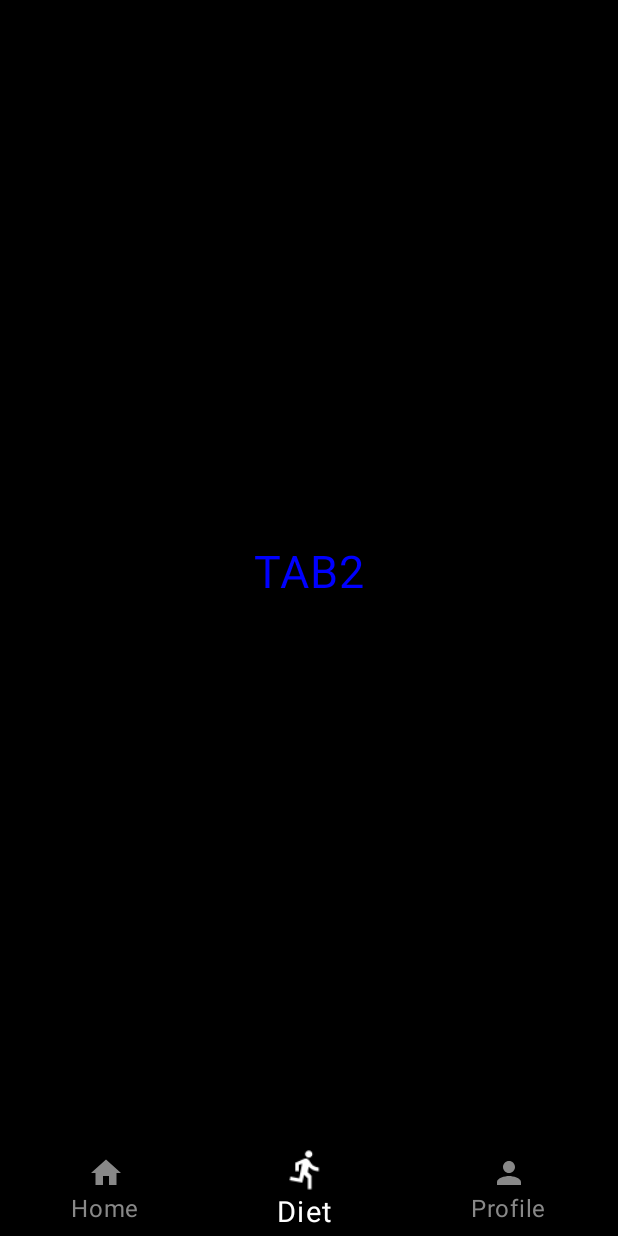
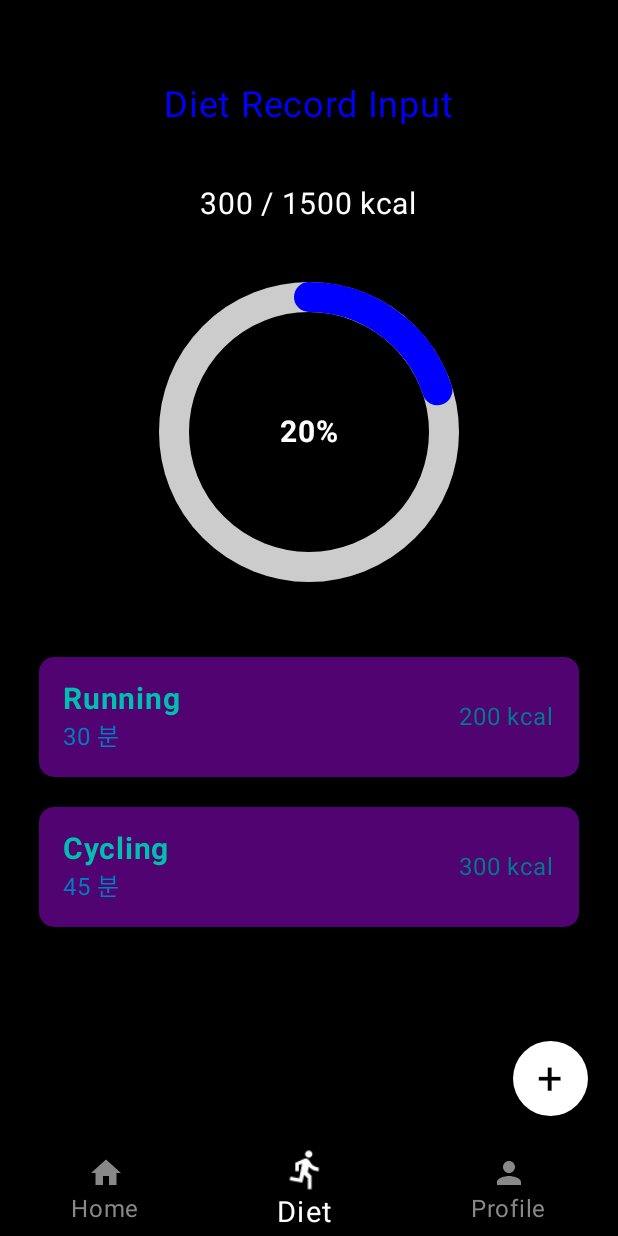
Before and after one commit to YU-HASUNG/MyDietApp, an Android app built with Jetpack Compose: the screen it shows after launch once a user with an empty profile is signed in (MainActivity), after a tap on "Diet", on a phone screen of 412 x 824 dp. Run offline under Robolectric (Android 15) with nearby library versions, the phone set to English and light mode, and no system bars; our stand-ins replace Firebase (no records; nobody signed in at launch, a user with empty details on screens opened directly).

Commit message:
[250209] 운동기록 UI 개발

```diff
--- /dev/null
+++ b/app/src/main/java/leopardcat/studio/mydietapp/model/Exercise.kt
@@ -0,0 +1,7 @@
+package leopardcat.studio.mydietapp.model
+
+data class Exercise(
+    val name: String,
+    val duration: Int,
+    val calorie : Int
+)
--- a/app/src/main/java/leopardcat/studio/mydietapp/ui/common/ScreenNav.kt
+++ b/app/src/main/java/leopardcat/studio/mydietapp/ui/common/ScreenNav.kt
@@ -14,3 +14,9 @@ enum class Screen {
     ProfileInfo,
     ProfileEdit
 }
+
+// 다이어트 기록 스크린들
+enum class DietRecordScreens {
+    DietRecordInfo,
+    DietRecordAdd
+}
--- /dev/null
+++ b/app/src/main/java/leopardcat/studio/mydietapp/ui/components/AnimatioinComponents.kt
@@ -0,0 +1,32 @@
+package leopardcat.studio.mydietapp.ui.components
+
+import androidx.compose.animation.core.Animatable
+import androidx.compose.animation.core.tween
+import androidx.compose.material3.Text
+import androidx.compose.runtime.Composable
+import androidx.compose.runtime.LaunchedEffect
+import androidx.compose.runtime.remember
+import androidx.compose.ui.Modifier
+import androidx.compose.ui.draw.alpha
+import androidx.compose.ui.graphics.Color
+import androidx.compose.ui.unit.TextUnit
+
+@Composable
+fun AnimatedText(text: String, color: Color, fontSize: TextUnit) {
+
+    val animatedAlpha = remember { Animatable(0f) }
+
+    LaunchedEffect(Unit) {
+        animatedAlpha.animateTo(
+            targetValue = 1f,
+            animationSpec = tween(durationMillis = 1000)
+        )
+    }
+
+    Text(
+        text = text,
+        color = color,
+        fontSize = fontSize,
+        modifier = Modifier.alpha(animatedAlpha.value)
+    )
+}
--- /dev/null
+++ b/app/src/main/java/leopardcat/studio/mydietapp/ui/dietRecode/DietRecodeListScreen.kt
@@ -0,0 +1,248 @@
+package leopardcat.studio.mydietapp.ui.dietRecode
+
+import androidx.compose.animation.core.Animatable
+import androidx.compose.animation.core.tween
+import androidx.compose.foundation.Canvas
+import androidx.compose.foundation.background
+import androidx.compose.foundation.clickable
+import androidx.compose.foundation.layout.Arrangement
+import androidx.compose.foundation.layout.Box
+import androidx.compose.foundation.layout.Column
+import androidx.compose.foundation.layout.Row
+import androidx.compose.foundation.layout.Spacer
+import androidx.compose.foundation.layout.fillMaxSize
+import androidx.compose.foundation.layout.fillMaxWidth
+import androidx.compose.foundation.layout.padding
+import androidx.compose.foundation.layout.size
+import androidx.compose.foundation.lazy.LazyColumn
+import androidx.compose.foundation.lazy.items
+import androidx.compose.foundation.shape.RoundedCornerShape
+import androidx.compose.material3.Text
+import androidx.compose.runtime.Composable
+import androidx.compose.runtime.LaunchedEffect
+import androidx.compose.runtime.remember
+import androidx.compose.ui.Alignment
+import androidx.compose.ui.Modifier
+import androidx.compose.ui.draw.clip
+import androidx.compose.ui.geometry.Offset
+import androidx.compose.ui.geometry.Size
+import androidx.compose.ui.graphics.Color
+import androidx.compose.ui.graphics.StrokeCap
+import androidx.compose.ui.graphics.drawscope.Stroke
+import androidx.compose.ui.text.font.FontWeight
+import androidx.compose.ui.tooling.preview.Preview
+import androidx.compose.ui.unit.Dp
+import androidx.compose.ui.unit.dp
+import androidx.compose.ui.unit.sp
+import leopardcat.studio.mydietapp.model.Exercise
+import leopardcat.studio.mydietapp.ui.components.AnimatedText
+
+@Composable
+fun DietRecodeListScreen(onAddClicked: () -> Unit) {
+
+    val targetCalories = 1500
+    val consumedCalories = 300
+
+    val exerciseList = listOf(
+        Exercise(name = "Running", duration = 30, calorie = 200),
+        Exercise(name = "Cycling", duration = 45, calorie = 300),
+    )
+
+    Box(
+        modifier = Modifier
+        .background(Color.Black)
+        .fillMaxSize()
+        .padding(16.dp)
+    ) {
+
+        Column(
+            modifier = Modifier.fillMaxWidth(),
+            horizontalAlignment = Alignment.CenterHorizontally
+        ) {
+
+            Spacer(modifier = Modifier.padding(20.dp))
+
+            AnimatedText(
+                text = "Diet Record Input",
+                color = Color.Blue,
+                fontSize = 24.sp
+            )
+
+            Spacer(modifier = Modifier.padding(20.dp))
+
+            Text(
+                text = "$consumedCalories / $targetCalories kcal",
+                color = Color.White,
+                fontSize = 20.sp,
+            )
+
+            Spacer(modifier = Modifier.padding(20.dp))
+
+            Box(contentAlignment = Alignment.Center) {
+
+                AnimatedCircularProgressBar(
+                    consumedCalories = 300,
+                    targetCalories = 1500,
+                    modifier = Modifier.size(200.dp),
+                    strokeWidth = 20.dp
+                )
+
+            }
+
+            Spacer(modifier = Modifier.padding(20.dp))
+
+            LazyColumn {
+                items(exerciseList) { exercise ->
+                    ExerciseRow(exercise = exercise)
+                }
+            }
+
+        }
+
+    }
+
+    Box(
+        modifier = Modifier
+            .fillMaxSize(),
+        contentAlignment = Alignment.BottomEnd
+    ) {
+
+        Box(
+            modifier = Modifier
+                .padding(bottom = 20.dp, end = 20.dp)
+                .size(50.dp)
+                .clip(RoundedCornerShape(50))
+                .background(Color.White)
+                .clickable {
+                    onAddClicked()
+                },
+            contentAlignment = Alignment.Center
+        ) {
+
+            Text(
+                text = "+",
+                fontSize = 30.sp,
+                color = Color.Black
+            )
+
+        }
+
+    }
+
+}
+
+@Composable
+fun ExerciseRow(exercise: Exercise) {
+
+    Row(
+        modifier = Modifier
+            .padding(10.dp)
+            .fillMaxWidth()
+            .background(Color(0xFF500371), shape = RoundedCornerShape(10.dp))
+            .padding(16.dp),
+        horizontalArrangement = Arrangement.SpaceBetween,
+        verticalAlignment = Alignment.CenterVertically
+    ){
+
+        Column {
+
+            Text(
+                text = exercise.name,
+                color = Color(0xFF00BFAE),
+                fontSize = 20.sp,
+                fontWeight = FontWeight.Bold
+            )
+
+            Text(
+                text = "${exercise.duration} 분",
+                color = Color(0xFF007DBF)
+            )
+
+        }
+
+        Text(
+            text = "${exercise.calorie} kcal",
+            color = Color(0xFF007A8C)
+        )
+
+    }
+
+}
+
+@Composable
+fun AnimatedCircularProgressBar(
+    consumedCalories: Int,
+    targetCalories: Int,
+    modifier: Modifier,
+    strokeWidth: Dp
+) {
+
+    val animatedProgress = remember { Animatable(0f) }
+
+    LaunchedEffect(Unit) {
+        animatedProgress.animateTo(
+            targetValue = consumedCalories.toFloat() / targetCalories,
+            animationSpec = tween(durationMillis = 1000)
+        )
+    }
+
+    CircularProgressBar(
+        progress = animatedProgress.value,
+        modifier = modifier,
+        strokeWidth = strokeWidth
+    )
+
+    Text(
+        text = "${(animatedProgress.value * 100).toInt()}%",
+        color = Color.White,
+        fontSize = 20.sp,
+        fontWeight = FontWeight.Bold
+    )
+}
+
+
+@Composable
+fun CircularProgressBar(
+    progress: Float,
+    modifier: Modifier,
+    strokeWidth: Dp,
+    color: Color = Color.Blue,
+    backgroundColor : Color = Color.LightGray
+) {
+
+    Canvas(modifier = modifier){
+
+        val size = size.minDimension
+        val radius = size / 2f
+        val center = Offset(size / 2f, size / 2f)
+        val startAngle = -90f
+        val strokeWidthPx = strokeWidth.toPx()
+
+        // Draw the background circle
+        drawCircle(
+            color = backgroundColor,
+            radius = radius - strokeWidthPx / 2,
+            center = center,
+            style = Stroke(width = strokeWidthPx)
+        )
+
+        // Draw the progress circle
+        drawArc(
+            color = color,
+            startAngle = startAngle,
+            sweepAngle = progress * 360,
+            useCenter = false,
+            topLeft = Offset(strokeWidthPx / 2, strokeWidthPx / 2),
+            size = Size(size - strokeWidthPx, size - strokeWidthPx),
+            style = Stroke(width = strokeWidthPx, cap = StrokeCap.Round)
+        )
+
+    }
+
+}
+
+@Preview
+@Composable
+fun DietRecodeListScreenPreview() {
+//    DietRecodeListScreen()
+}
--- a/app/src/main/java/leopardcat/studio/mydietapp/ui/main/screens/TAB2_DietScreen.kt
+++ b/app/src/main/java/leopardcat/studio/mydietapp/ui/main/screens/TAB2_DietScreen.kt
@@ -1,25 +1,34 @@
 package leopardcat.studio.mydietapp.ui.main.screens
 
-import androidx.compose.foundation.layout.Box
-import androidx.compose.foundation.layout.fillMaxSize
-import androidx.compose.material3.Text
 import androidx.compose.runtime.Composable
-import androidx.compose.ui.Alignment
-import androidx.compose.ui.Modifier
-import androidx.compose.ui.graphics.Color
-import androidx.compose.ui.unit.sp
+import androidx.compose.runtime.getValue
+import androidx.compose.runtime.mutableStateOf
+import androidx.compose.runtime.saveable.rememberSaveable
+import androidx.compose.runtime.setValue
+import leopardcat.studio.mydietapp.ui.common.DietRecordScreens
+import leopardcat.studio.mydietapp.ui.dietRecode.DietRecodeInputScreen
+import leopardcat.studio.mydietapp.ui.dietRecode.DietRecodeListScreen
 
 @Composable
 fun DietScreen() {
 
-    Box(modifier = Modifier
-        .fillMaxSize(),
-        contentAlignment = Alignment.Center
-    ) {
-        Text(
-            text = "TAB2",
-            fontSize = 30.sp,
-            color = Color.Blue
-        )
+     var currentScreen by rememberSaveable { mutableStateOf(DietRecordScreens.DietRecordInfo) }
+
+    when(currentScreen) {
+        DietRecordScreens.DietRecordInfo -> {
+            DietRecodeListScreen(onAddClicked = {
+                currentScreen = DietRecordScreens.DietRecordAdd
+            })
+        }
+        DietRecordScreens.DietRecordAdd -> {
+            DietRecodeInputScreen(
+                onSaveClicked = {
+                    currentScreen = DietRecordScreens.DietRecordInfo
+                },
+                onCancelClicked = {
+                    currentScreen = DietRecordScreens.DietRecordInfo
+                }
+            )
+        }
     }
 }
```
Also changed, not shown: app/src/main/java/leopardcat/studio/mydietapp/ui/dietRecode/DietRecodeInputScreen.kt (added, +116 -0 lines).
